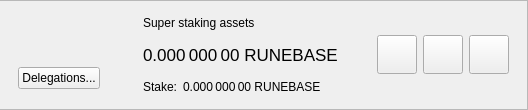
This is src/qt/forms/superstakeritemwidget.ui in Runebase/runebase as Qt 5 draws it before an edit; both pictures show x 245 to 773 and y 0 to 110 of the 773 by 110 pixel window. The edited form follows.
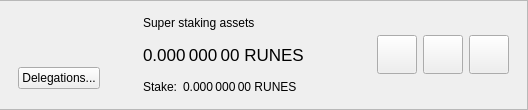
This is the edited form.

Diff of the .ui file:
```diff
--- a/src/qt/forms/superstakeritemwidget.ui
+++ b/src/qt/forms/superstakeritemwidget.ui
@@ -249,7 +249,7 @@
                   <string>Your current spendable balance</string>
                  </property>
                  <property name="text">
-                  <string notr="true">0.000 000 00 RUNEBASE</string>
+                  <string notr="true">0.000 000 00 RUNES</string>
                  </property>
                  <property name="alignment">
                   <set>Qt::AlignLeading|Qt::AlignLeft|Qt::AlignVCenter</set>
@@ -283,7 +283,7 @@
                  <item>
                   <widget class="QLabel" name="labelStake">
                    <property name="text">
-                    <string>0.000 000 00 RUNEBASE</string>
+                    <string>0.000 000 00 RUNES</string>
                    </property>
                    <property name="alignment">
                     <set>Qt::AlignLeading|Qt::AlignLeft|Qt::AlignVCenter</set>
```
